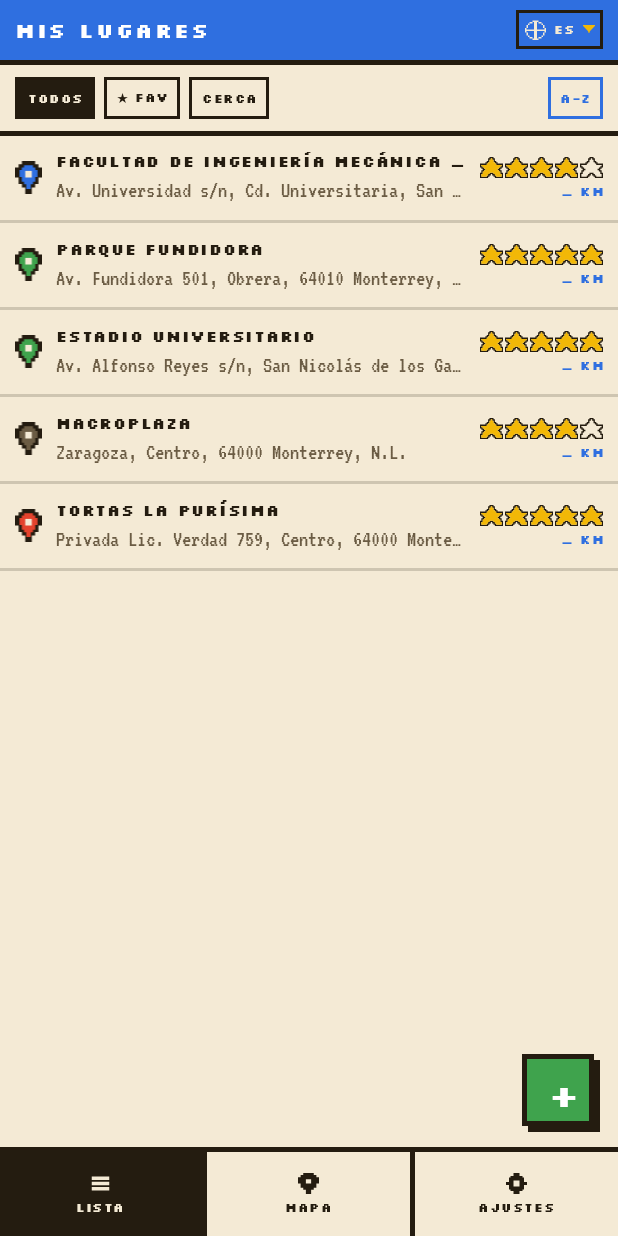
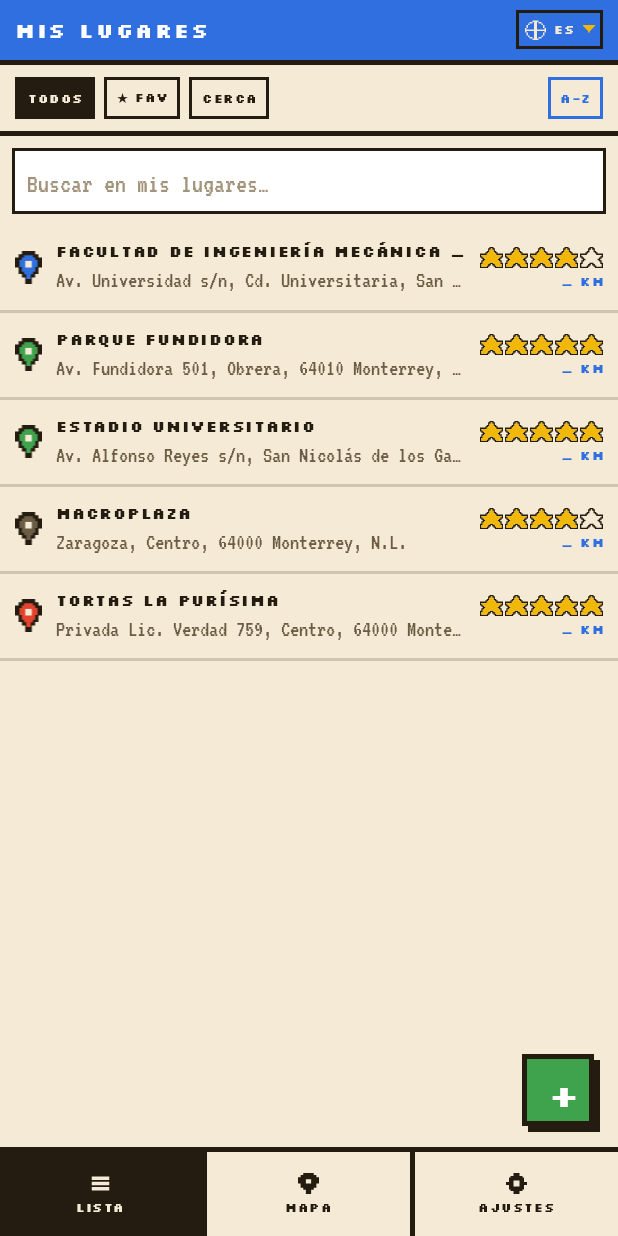
Before and after one commit to izzzma10/mis-lugares, an Android app: the screen it shows after launch (MainActivity), on a phone screen of 412 x 824 dp. Run offline under Robolectric (Android 15) with nearby library versions, the phone set to English and light mode, and no system bars.

Commit message:
feat: buscador local por nombre en la lista de lugares

```diff
--- a/app/src/main/java/com/example/mislugares/presentacion/AdaptadorLugares.java
+++ b/app/src/main/java/com/example/mislugares/presentacion/AdaptadorLugares.java
@@ -14,9 +14,11 @@ import com.example.mislugares.datos.RepositorioLugares;
 import com.example.mislugares.modelo.GeoPunto;
 import com.example.mislugares.modelo.Lugar;
 
+import java.text.Normalizer;
 import java.util.ArrayList;
 import java.util.Collections;
 import java.util.List;
+import java.util.Locale;
 import java.util.Map;
 
 import androidx.recyclerview.widget.RecyclerView;
@@ -33,6 +35,7 @@ public class AdaptadorLugares extends
     protected boolean soloFavoritos = false;
     protected int orden = 0;   // 0 normal · 1 cercania · 2 A-Z asc · 3 A-Z desc
     protected GeoPunto posicion = GeoPunto.SIN_POSICION;
+    protected String textoBusqueda = "";   // ya normalizado (ver normalizar())
 
     public AdaptadorLugares(RepositorioLugares repositorio) {
         this.casoUsoListar = new ListarLugares(repositorio);
@@ -54,10 +57,29 @@ public class AdaptadorLugares extends
         aplicarFiltro();
     }
 
+    /** Texto del buscador local. Vacío = sin filtro por nombre. */
+    public void setTexto(String texto) {
+        this.textoBusqueda = normalizar(texto);
+        aplicarFiltro();
+    }
+
+    /** Minúsculas y sin acentos, para que "cafe" encuentre "Café". */
+    private static String normalizar(String texto) {
+        if (texto == null) {
+            return "";
+        }
+        String descompuesto = Normalizer.normalize(texto.trim(), Normalizer.Form.NFD);
+        return descompuesto.replaceAll("\\p{M}", "").toLowerCase(Locale.ROOT);
+    }
+
     private void aplicarFiltro() {
         ids = new ArrayList<>();
         for (Map.Entry<Integer, Lugar> entrada : lugares.entrySet()) {
-            if (!soloFavoritos || entrada.getValue().isFavorito()) {
+            Lugar lugar = entrada.getValue();
+            boolean pasaFavorito = !soloFavoritos || lugar.isFavorito();
+            boolean pasaTexto = textoBusqueda.isEmpty()
+                    || normalizar(lugar.getNombre()).contains(textoBusqueda);
+            if (pasaFavorito && pasaTexto) {
                 ids.add(entrada.getKey());
             }
         }
--- a/app/src/main/java/com/example/mislugares/presentacion/ListaLugaresFragment.java
+++ b/app/src/main/java/com/example/mislugares/presentacion/ListaLugaresFragment.java
@@ -3,9 +3,12 @@ package com.example.mislugares.presentacion;
 import android.content.Intent;
 import android.content.SharedPreferences;
 import android.os.Bundle;
+import android.text.Editable;
+import android.text.TextWatcher;
 import android.view.LayoutInflater;
 import android.view.View;
 import android.view.ViewGroup;
+import android.widget.EditText;
 import android.widget.TextView;
 
 import androidx.annotation.NonNull;
@@ -28,7 +31,9 @@ public class ListaLugaresFragment extends Fragment implements View.OnClickListen
     private RecyclerView recyclerView;
     private AdaptadorLugares adaptador;
     private AdaptadorPuntosReferencia adaptadorCerca;
-    private View textoVacio;
+    private TextView textoVacio;
+    private View cajaFiltroTexto;
+    private EditText campoFiltroTexto;
     private View fabAgregar;
     private TextView fabRadio;
 
@@ -54,6 +59,7 @@ public class ListaLugaresFragment extends Fragment implements View.OnClickListen
         adaptador.setPosicion(aplicacion.posicionActual);
 
         textoVacio = view.findViewById(R.id.texto_vacio);
+        configurarBuscadorLocal(view);
 
         // fab_radio y fab_agregar viven en activity_lista.xml, no en fragment_lista.xml,
         // y ocupan el mismo lugar: solo uno de los dos está visible a la vez.
@@ -67,6 +73,33 @@ public class ListaLugaresFragment extends Fragment implements View.OnClickListen
         recyclerView.setAdapter(adaptador);
 
         configurarFiltro(view);
+    }
+
+    /** Buscador por nombre: cada tecla le pasa el texto al adaptador, que reconstruye la lista. */
+    private void configurarBuscadorLocal(View view) {
+        cajaFiltroTexto = view.findViewById(R.id.caja_filtro_texto);
+        campoFiltroTexto = view.findViewById(R.id.campo_filtro_texto);
+        campoFiltroTexto.addTextChangedListener(new TextWatcher() {
+            @Override
+            public void beforeTextChanged(CharSequence s, int start, int count, int after) { }
+
+            @Override
+            public void onTextChanged(CharSequence s, int start, int before, int count) { }
+
+            @Override
+            public void afterTextChanged(Editable s) {
+                adaptador.setTexto(s.toString());
+                actualizarVacioLista();
+            }
+        });
+    }
+
+    /** Mensaje de "sin resultados" del modo lista normal (el de CERCA lo maneja mostrarPuntosCercanos). */
+    private void actualizarVacioLista() {
+        boolean sinResultados = adaptador.getItemCount() == 0
+                && campoFiltroTexto.getText().length() > 0;
+        textoVacio.setText(R.string.sin_resultados_lista);
+        textoVacio.setVisibility(sinResultados ? View.VISIBLE : View.GONE);
     }
 
     /** Fila de chips: TODOS / ★ FAV / CERCA / A-Z. */
@@ -96,16 +129,18 @@ public class ListaLugaresFragment extends Fragment implements View.OnClickListen
 
         if (orden == 1) {
             chipAz.setVisibility(View.GONE);
+            cajaFiltroTexto.setVisibility(View.GONE);
             fabAgregar.setVisibility(View.GONE);
             fabRadio.setVisibility(View.VISIBLE);
             mostrarPuntosCercanos();
         } else {
             chipAz.setVisibility(View.VISIBLE);
+            cajaFiltroTexto.setVisibility(View.VISIBLE);
             fabAgregar.setVisibility(View.VISIBLE);
             fabRadio.setVisibility(View.GONE);
             recyclerView.setAdapter(adaptador);
-            textoVacio.setVisibility(View.GONE);
             adaptador.setFiltro(soloFav, orden);
+            actualizarVacioLista();
         }
     }
 
@@ -117,6 +152,7 @@ public class ListaLugaresFragment extends Fragment implements View.OnClickListen
             adaptadorCerca = new AdaptadorPuntosReferencia(requireContext());
         }
         recyclerView.setAdapter(adaptadorCerca);
+        textoVacio.setText(R.string.sin_puntos_cerca);
 
         Aplicacion aplicacion = (Aplicacion) requireActivity().getApplication();
         int radioKm = leerRadioKmActual();
@@ -155,6 +191,9 @@ public class ListaLugaresFragment extends Fragment implements View.OnClickListen
     public void onResume() {
         super.onResume();
         adaptador.actualizar();
+        if (orden != 1) {
+            actualizarVacioLista();
+        }
         SnackPixel.mostrarPendiente(requireActivity());
     }
 
@@ -169,6 +208,7 @@ public class ListaLugaresFragment extends Fragment implements View.OnClickListen
             mostrarPuntosCercanos();
         } else {
             adaptador.actualizar();
+            actualizarVacioLista();
         }
     }
 
--- a/app/src/main/res/layout/fragment_lista.xml
+++ b/app/src/main/res/layout/fragment_lista.xml
@@ -97,6 +97,33 @@
         android:layout_height="3dp"
         android:background="@color/pixel_tinta" />
 
+    <!-- Buscador local por nombre (solo visible fuera del modo CERCA) -->
+    <FrameLayout
+        android:id="@+id/caja_filtro_texto"
+        android:layout_width="match_parent"
+        android:layout_height="wrap_content"
+        android:background="@color/pixel_fondo"
+        android:padding="8dp">
+
+        <EditText
+            android:id="@+id/campo_filtro_texto"
+            style="@style/TextoCorrido"
+            android:layout_width="match_parent"
+            android:layout_height="wrap_content"
+            android:background="@drawable/input_pixel"
+            android:hint="@string/hint_buscar_lista"
+            android:imeOptions="actionSearch"
+            android:inputType="text"
+            android:minHeight="44dp"
+            android:paddingStart="10dp"
+            android:paddingEnd="10dp"
+            android:singleLine="true"
+            android:textColor="@color/pixel_tinta"
+            android:textColorHint="@color/pixel_hint"
+            android:textCursorDrawable="@drawable/cursor_pixel"
+            android:textSize="18sp" />
+    </FrameLayout>
+
     <FrameLayout
         android:layout_width="match_parent"
         android:layout_height="0dp"
--- a/app/src/main/res/values/strings.xml
+++ b/app/src/main/res/values/strings.xml
@@ -146,6 +146,8 @@
 
     <!-- Puntos de referencia cercanos -->
     <string name="sin_puntos_cerca">No se encontraron puntos de referencia cerca</string>
+    <string name="hint_buscar_lista">Buscar en mis lugares…</string>
+    <string name="sin_resultados_lista">Ningún lugar coincide con tu búsqueda</string>
     <string name="radio_busqueda_descripcion">Radio de búsqueda</string>
 
     <!-- Genéricos -->
```
Also changed, not shown: 1 other file.
